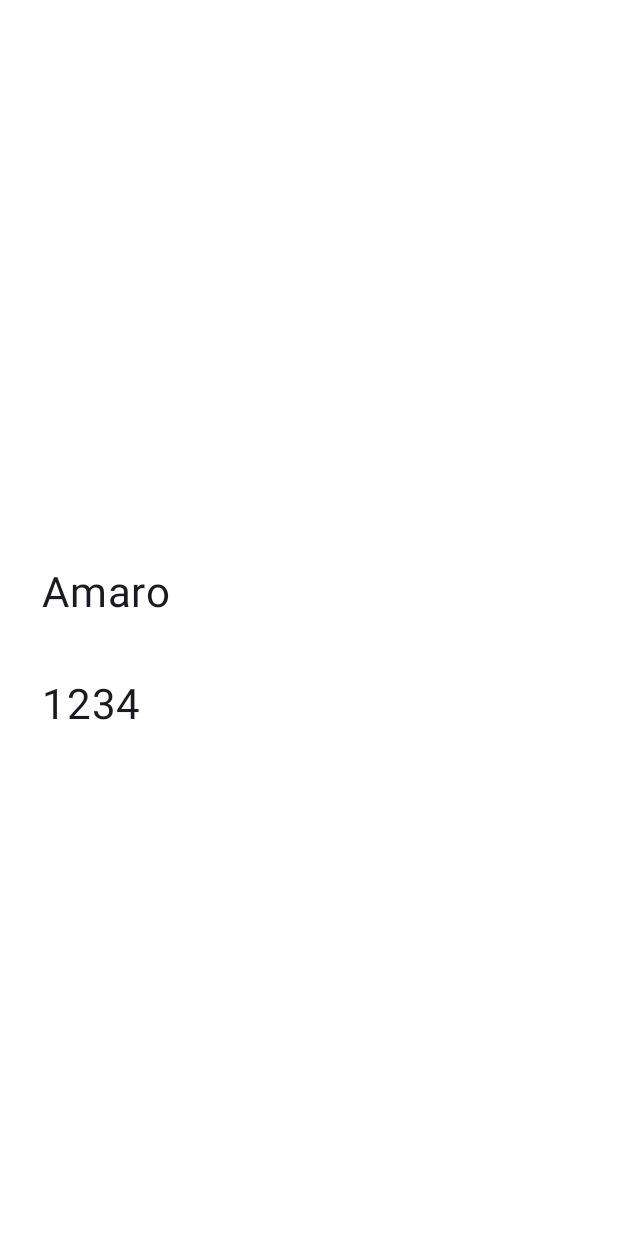
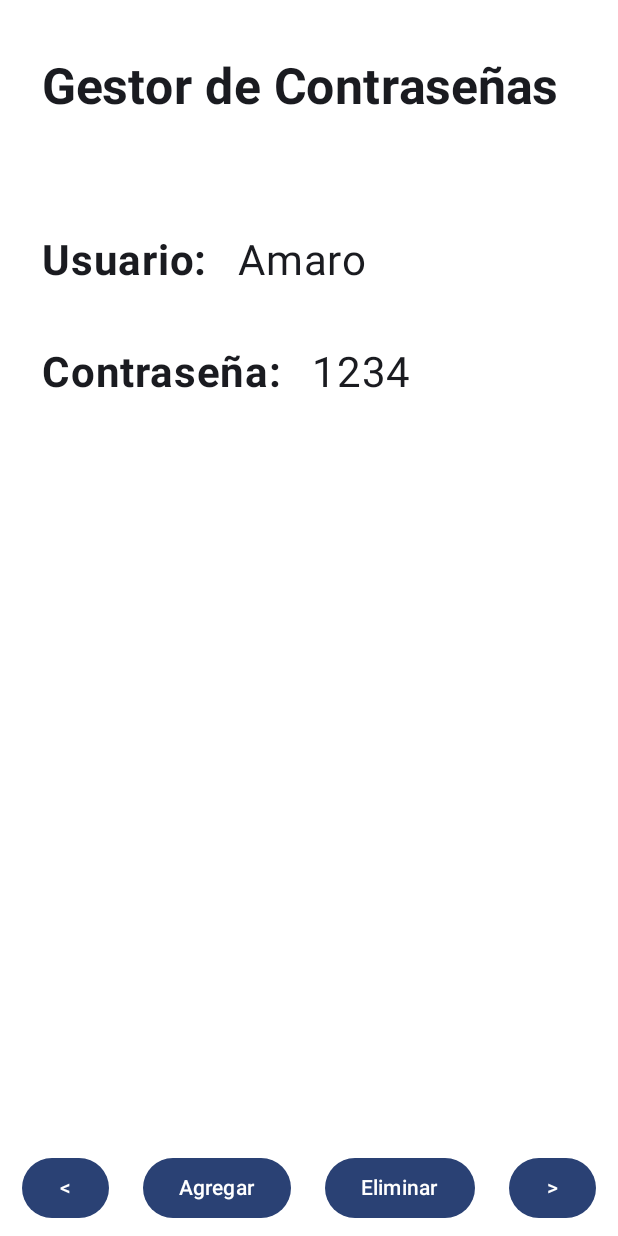
Before and after one commit to unai5665/gestorContrasenas, an Android app built with Jetpack Compose: the screen it shows after launch (MainActivity), on a phone screen of 412 x 824 dp. Before the commit the screen is almost empty. Run offline under Robolectric (Android 15) with nearby library versions, the phone set to English and light mode, and no system bars.

Commit message:
Interfaz Modificada

```diff
--- a/app/src/main/java/com/example/gestorcontrasenas/MainActivity.kt
+++ b/app/src/main/java/com/example/gestorcontrasenas/MainActivity.kt
@@ -4,15 +4,20 @@ import android.os.Bundle
 import androidx.activity.ComponentActivity
 import androidx.activity.compose.setContent
 import androidx.compose.foundation.layout.Arrangement
+import androidx.compose.foundation.layout.Box
 import androidx.compose.foundation.layout.Column
+import androidx.compose.foundation.layout.Row
 import androidx.compose.foundation.layout.fillMaxSize
+import androidx.compose.foundation.layout.fillMaxWidth
 import androidx.compose.foundation.layout.padding
+import androidx.compose.material3.Button
 import androidx.compose.material3.Surface
 import androidx.compose.material3.Text
 import androidx.compose.runtime.Composable
 import androidx.compose.ui.Alignment
 import androidx.compose.ui.Modifier
 import androidx.compose.ui.graphics.Color
+import androidx.compose.ui.text.font.FontWeight
 import androidx.compose.ui.unit.dp
 import androidx.compose.ui.unit.sp
 import com.example.gestorcontrasenas.ui.theme.GestorContrasenasTheme
@@ -32,30 +37,91 @@ class MainActivity : ComponentActivity() {
         }
     }
 }
-
 @Composable
 fun GreetingText(modifier: Modifier = Modifier) {
+    Box(
+        modifier = Modifier
+            .fillMaxSize()
+    ) {
         Column(
-        verticalArrangement = Arrangement.Center,
-        modifier = modifier
+            verticalArrangement = Arrangement.Top,
+            modifier = Modifier.align(Alignment.TopStart)
         ) {
+            Text(
+                text = "Gestor de Contraseñas",
+                fontSize = 33.sp,
+                fontWeight = FontWeight.Bold,
+                lineHeight = 116.sp,
+                modifier = Modifier
+                    .padding(start = 28.dp, end = 10.dp)
+            )
+
+            Row {
+                Text(
+                    text = "Usuario:",
+                    fontSize = 28.sp,
+                    fontWeight = FontWeight.Bold,
+                    lineHeight = 116.sp,
+                    modifier = Modifier
+                        .padding(start = 28.dp, end = 10.dp)
+                )
                 Text(
                     text = "Amaro",
                     fontSize = 28.sp,
                     lineHeight = 116.sp,
                     modifier = Modifier
-                .padding(start = 28.dp)
-                .padding(end = 10.dp)
-                .align(alignment = Alignment.Start)
+                        .padding(start = 10.dp, end = 10.dp)
+                )
+            }
+            Row {
+                Text(
+                    text = "Contraseña:",
+                    fontSize = 28.sp,
+                    fontWeight = FontWeight.Bold,
+                    modifier = Modifier
+                        .padding(start = 28.dp, end = 10.dp)
                 )
                 Text(
                     text = "1234",
                     fontSize = 28.sp,
                     modifier = Modifier
-                .padding(start = 28.dp)
-                .padding(end = 10.dp)
-                .align(alignment = Alignment.Start)
-
+                        .padding(start = 10.dp, end = 10.dp)
                 )
             }
         }
+
+        Row(
+            horizontalArrangement = Arrangement.SpaceEvenly,
+            modifier = Modifier
+                .fillMaxWidth()
+                .align(Alignment.BottomCenter)
+        ) {
+            Button(
+                onClick = { },
+                modifier = Modifier.padding(8.dp)
+            ) {
+                Text("<")
+            }
+            Button(
+                onClick = { },
+                modifier = Modifier.padding(8.dp)
+            ) {
+                Text("Agregar")
+            }
+
+            Button(
+                onClick = { },
+                modifier = Modifier.padding(8.dp)
+            ) {
+                Text("Eliminar")
+            }
+
+            Button(
+                onClick = { },
+                modifier = Modifier.padding(8.dp)
+            ) {
+                Text(">")
+            }
+        }
+    }
+}
```
Lines whose indentation alone changed are shown as unchanged.
